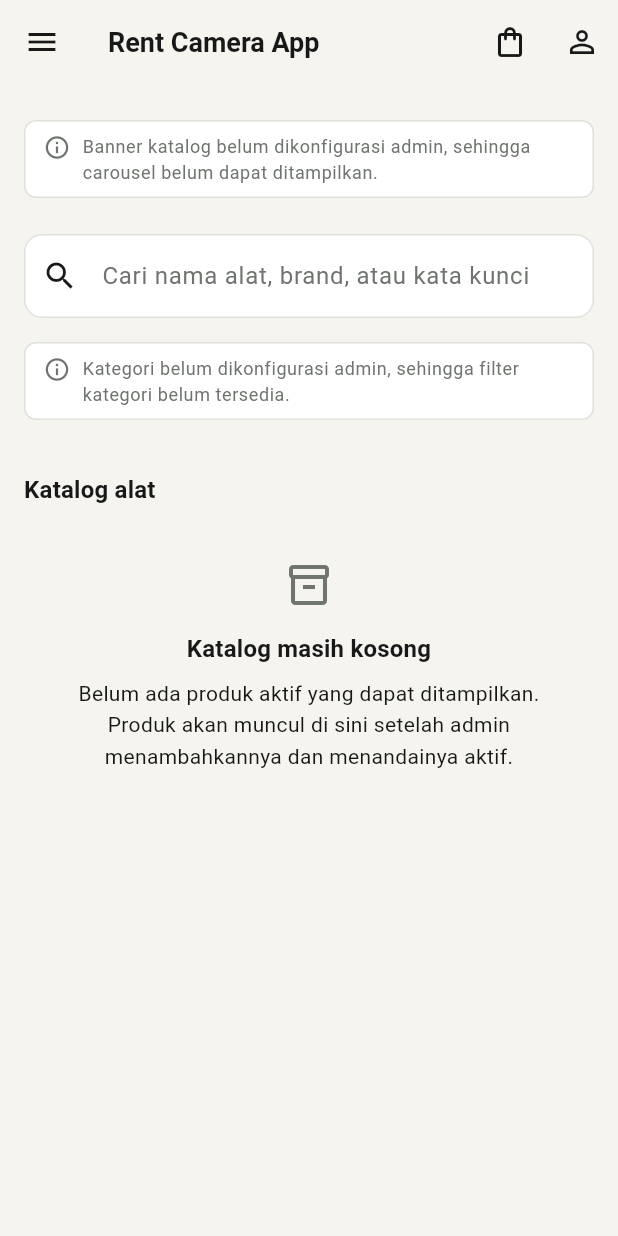
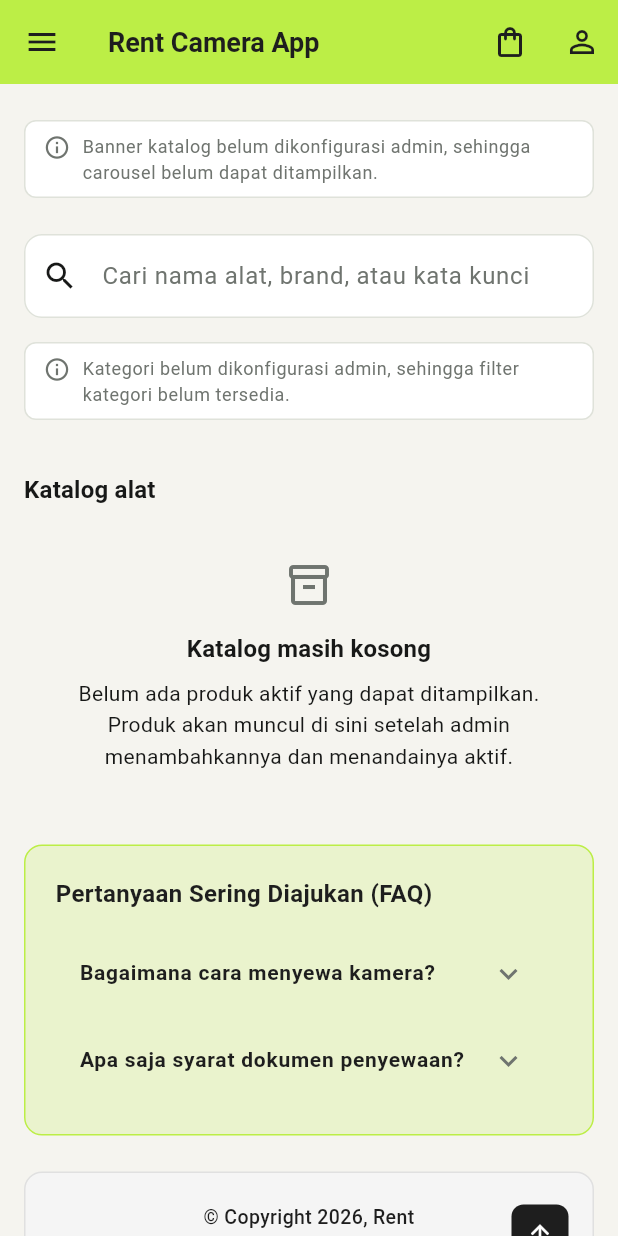
Before and after one commit to CodingWithFiraz/rent-camera-app, a Flutter app: the screen it shows once a user with an empty profile is signed in, on a phone screen of 412 x 824 dp. Run offline on Flutter 3.47's test engine with Material 3 defaults, Android fonts, the phone set to English and light mode, and no system bars; our stand-ins replace cloud_firestore, firebase_auth, firebase_core, flutter_riverpod, go_router, google_sign_in; accounts and stored records are empty.

Commit message:
Redesain catalog

```diff
--- a/lib/core/widgets/app_scaffold.dart
+++ b/lib/core/widgets/app_scaffold.dart
@@ -31,17 +31,18 @@ class AppScaffold extends StatelessWidget {
 
   /// Nav kiri khusus, misalnya tombol kembali yang tetap bekerja walau route
   /// tidak dapat di-pop (tautan langsung/deep link).
-  ///
-  /// `null` berarti perilaku Material standar: tombol drawer bila [drawer] ada,
-  /// atau tombol kembali bila route dapat di-pop.
   final Widget? leading;
 
   @override
   Widget build(BuildContext context) {
+    const Color charcoalText = Color(0xFF1E1E1E);
     final resolvedDrawer = drawer;
     final resolvedLeading = leading;
+
     return Scaffold(
       appBar: AppBar(
+        backgroundColor: const Color(0xFFBCEE46), // Warna latar belakang AppBar hijau limau
+        foregroundColor: charcoalText, // Warna ikon dan teks otomatis gelap
         // `automaticallyImplyLeading` dimatikan hanya saat pemanggil sudah
         // menyediakan tombol sendiri, supaya tidak ada dua tombol kiri.
         automaticallyImplyLeading: resolvedLeading == null,
@@ -52,6 +53,10 @@ class AppScaffold extends StatelessWidget {
           title ?? AppConfig.appName,
           maxLines: 1,
           overflow: TextOverflow.ellipsis,
+          style: const TextStyle(
+            color: charcoalText,
+            fontWeight: FontWeight.bold,
+          ),
         ),
         actions: actions,
       ),
--- a/lib/features/catalog/presentation/catalog_screen.dart
+++ b/lib/features/catalog/presentation/catalog_screen.dart
@@ -19,12 +19,6 @@ import 'widgets/catalog_search_field.dart';
 import 'widgets/catalog_section_notice.dart';
 
 /// Halaman Catalog/Home (`docs/BLUEPRINT_APLIKASI.md` §4 dan §5).
-///
-/// Halaman pertama setelah login. Seluruh data dibaca lewat provider katalog
-/// (stream Firestore di repository), sehingga perubahan admin tercermin tanpa
-/// memuat ulang aplikasi. Halaman ini juga pemilik kriteria pencarian/filter:
-/// satu `catalogFilterProvider` dipakai bersama oleh kolom pencarian, chip
-/// filter, dan drawer kategori.
 class CatalogScreen extends ConsumerStatefulWidget {
   const CatalogScreen({super.key});
 
@@ -35,11 +29,12 @@ class CatalogScreen extends ConsumerStatefulWidget {
 class _CatalogScreenState extends ConsumerState<CatalogScreen> {
   late final TextEditingController _searchController;
 
+  // Inisialisasi langsung tanpa 'late' untuk mencegah LateInitializationError secara total
+  final ScrollController _scrollController = ScrollController();
+
   @override
   void initState() {
     super.initState();
-    // Kata kunci awal diambil dari provider: membuka kembali halaman katalog
-    // tidak menghapus pencarian yang masih aktif.
     _searchController = TextEditingController(
       text: ref.read(catalogFilterProvider).query,
     );
@@ -48,7 +43,18 @@ class _CatalogScreenState extends ConsumerState<CatalogScreen> {
   @override
   void dispose() {
     _searchController.dispose();
+    _scrollController.dispose();
     super.dispose();
+  }
+
+  void _scrollToTop() {
+    if (_scrollController.hasClients) {
+      _scrollController.animateTo(
+        0.0,
+        duration: const Duration(milliseconds: 500),
+        curve: Curves.easeInOut,
+      );
+    }
   }
 
   void _handleSearchChanged(String value) =>
@@ -59,21 +65,11 @@ class _CatalogScreenState extends ConsumerState<CatalogScreen> {
     ref.read(catalogFilterProvider.notifier).setQuery('');
   }
 
-  /// Mengembalikan katalog ke keadaan tanpa kriteria.
-  ///
-  /// Kolom pencarian ikut dikosongkan supaya teks di layar tidak menyimpang
-  /// dari kriteria yang benar-benar dipakai.
   void _handleResetFilters() {
     _searchController.clear();
     ref.read(catalogFilterProvider.notifier).reset();
   }
 
-  /// Menjalankan aksi banner sesuai `targetType` dokumennya.
-  ///
-  /// Slide tanpa tujuan valid tidak pernah sampai ke sini: carousel
-  /// menampilkannya sebagai bidang yang tidak dapat ditekan. URL eksternal
-  /// tidak dikarang — nilainya berasal dari dokumen banner dan divalidasi
-  /// [ExternalLauncher] sebelum dibuka.
   void _handleBannerTap(Banner banner) {
     switch (banner.targetType) {
       case BannerTargetType.portfolio:
@@ -90,8 +86,6 @@ class _CatalogScreenState extends ConsumerState<CatalogScreen> {
   }
 
   Future<void> _openBannerLink(String rawUrl) async {
-    // Messenger diambil sebelum `await` supaya hasilnya tetap dapat dilaporkan
-    // walau halaman sudah dibangun ulang.
     final messenger = ScaffoldMessenger.of(context);
     final status = await const ExternalLauncher().open(rawUrl);
     final message = _bannerLinkMessage(status);
@@ -101,7 +95,6 @@ class _CatalogScreenState extends ConsumerState<CatalogScreen> {
     messenger.showSnackBar(SnackBar(content: Text(message)));
   }
 
-  /// Pesan untuk hasil pembukaan tautan banner; `null` berarti tanpa pesan.
   static String? _bannerLinkMessage(ExternalLaunchStatus status) {
     switch (status) {
       case ExternalLaunchStatus.launched:
@@ -129,6 +122,7 @@ class _CatalogScreenState extends ConsumerState<CatalogScreen> {
       drawer: const CatalogDrawer(),
       actions: const <Widget>[CatalogAppBarActions()],
       body: ListView(
+        controller: _scrollController,
         padding: AppSpacing.screen,
         children: <Widget>[
           CatalogBannerSection(onSlideTap: _handleBannerTap),
@@ -156,16 +150,15 @@ class _CatalogScreenState extends ConsumerState<CatalogScreen> {
                 context.push(AppRoutes.productDetailPath(product.id)),
             onResetFilters: _handleResetFilters,
           ),
+          const SizedBox(height: AppSpacing.xl),
+          const CatalogFaqSection(),
+          const SizedBox(height: AppSpacing.xl),
+          CatalogFooterSection(onScrollToTop: _scrollToTop),
         ],
       ),
     );
   }
 
-  /// Keterangan keadaan kategori (memuat, gagal, atau belum dikonfigurasi).
-  ///
-  /// Chip kategori berasal dari Firestore, jadi UI wajib jujur saat daftar itu
-  /// belum ada; bagian lain halaman tetap dapat dipakai dan punya tombol
-  /// pemulihan sendiri.
   Widget _buildCategoryNotice(AsyncValue<List<Category>> categoriesAsync) {
     if (categoriesAsync.isLoading && !categoriesAsync.hasValue) {
       return const Padding(
@@ -199,3 +192,141 @@ class _CatalogScreenState extends ConsumerState<CatalogScreen> {
     return const SizedBox.shrink();
   }
 }
+
+/// Widget tambahan untuk menampilkan FAQ / QnA di halaman katalog.
+class CatalogFaqSection extends StatelessWidget {
+  const CatalogFaqSection({super.key});
+
+  @override
+  Widget build(BuildContext context) {
+    const Color charcoalText = Color(0xFF1E1E1E);
+    const Color limeGreenBox = Color(0xFFBCEE46);
+
+    return Container(
+      padding: const EdgeInsets.all(20.0),
+      decoration: BoxDecoration(
+        color: limeGreenBox.withOpacity(0.2),
+        borderRadius: BorderRadius.circular(12),
+        border: Border.all(color: limeGreenBox),
+      ),
+      child: const Column(
+        crossAxisAlignment: CrossAxisAlignment.start,
+        children: [
+          Text(
+            'Pertanyaan Sering Diajukan (FAQ)',
+            style: TextStyle(
+              fontSize: 16,
+              fontWeight: FontWeight.bold,
+              color: charcoalText,
+            ),
+          ),
+          SizedBox(height: 12),
+          ExpansionTile(
+            title: Text(
+              'Bagaimana cara menyewa kamera?',
+              style: TextStyle(
+                fontSize: 14,
+                fontWeight: FontWeight.w600,
+                color: charcoalText,
+              ),
+            ),
+            children: [
+              Padding(
+                padding: EdgeInsets.all(8.0),
+                child: Text(
+                  'Pilih alat yang diinginkan dari katalog, masukkan ke keranjang, lalu ikuti instruksi pengiriman formulir sewa.',
+                  style: TextStyle(fontSize: 13, color: Colors.black87),
+                ),
+              ),
+            ],
+          ),
+          ExpansionTile(
+            title: Text(
+              'Apa saja syarat dokumen penyewaan?',
+              style: TextStyle(
+                fontSize: 14,
+                fontWeight: FontWeight.w600,
+                color: charcoalText,
+              ),
+            ),
+            children: [
+              Padding(
+                padding: EdgeInsets.all(8.0),
+                child: Text(
+                  'Biasanya memerlukan kartu identitas (KTP/KTM) yang masih berlaku sebagai jaminan pelajar maupun umum.',
+                  style: TextStyle(fontSize: 13, color: Colors.black87),
+                ),
+              ),
+            ],
+          ),
+        ],
+      ),
+    );
+  }
+}
+
+/// Widget Footer (Copyright 2026 di Kiri, Tombol Scroll ke Atas di Kanan)
+/// Widget Footer (Copyright 2026 di Tengah, Tombol Scroll ke Atas di Kanan)
+class CatalogFooterSection extends StatelessWidget {
+  final VoidCallback onScrollToTop;
+
+  const CatalogFooterSection({super.key, required this.onScrollToTop});
+
+  @override
+  Widget build(BuildContext context) {
+    const Color charcoalText = Color(0xFF1E1E1E);
+
+    return Container(
+      padding: const EdgeInsets.symmetric(vertical: 20.0, horizontal: 16.0),
+      decoration: BoxDecoration(
+        color: Colors.grey.shade100,
+        borderRadius: BorderRadius.circular(12),
+        border: Border.all(color: Colors.grey.shade300),
+      ),
+      child: Row(
+        mainAxisAlignment: MainAxisAlignment.spaceBetween,
+        children: [
+          // Spacer penyeimbang di sisi kiri agar teks copyright benar-benar berada di tengah
+          const Spacer(),
+
+          // Bagian Tengah: Copyright 2026 (Rata Tengah)
+          const Expanded(
+            flex: 2,
+            child: Text(
+              '© Copyright 2026, Rent Camera App',
+              textAlign: TextAlign.center,
+              style: TextStyle(
+                fontSize: 13,
+                fontWeight: FontWeight.w500,
+                color: charcoalText,
+              ),
+            ),
+          ),
+
+          // Sisi Kanan: Tombol Scroll ke Atas
+          Expanded(
+            child: Align(
+              alignment: Alignment.centerRight,
+              child: InkWell(
+                onTap: onScrollToTop,
+                borderRadius: BorderRadius.circular(8),
+                child: Container(
+                  padding: const EdgeInsets.all(10),
+                  decoration: BoxDecoration(
+                    color: charcoalText,
+                    borderRadius: BorderRadius.circular(8),
+                  ),
+                  child: const Icon(
+                    Icons.arrow_upward,
+                    color: Colors.white,
+                    size: 18,
+                  ),
+                ),
+              ),
+            ),
+          ),
+        ],
+      ),
+    );
+  }
+}
```
